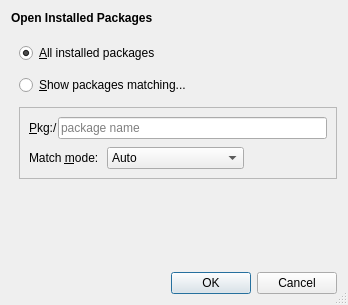
The window that src/open-pkg-dialog.ui (Lithopsian/qt6dirstat) describes before a commit, drawn with Qt 5.
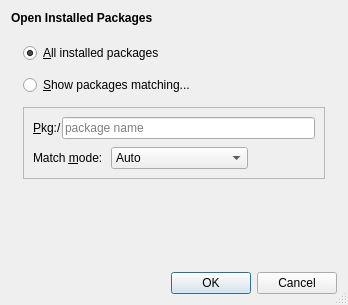
The same window after the commit.

```diff
--- a/src/open-pkg-dialog.ui
+++ b/src/open-pkg-dialog.ui
@@ -35,17 +35,17 @@
      <property name="spacing">
       <number>12</number>
      </property>
-     <property name="sizeConstraint">
-      <enum>QLayout::SetFixedSize</enum>
-     </property>
      <property name="leftMargin">
-      <number>8</number>
+      <number>12</number>
      </property>
      <property name="topMargin">
       <number>12</number>
      </property>
+     <property name="rightMargin">
+      <number>12</number>
+     </property>
      <property name="bottomMargin">
-      <number>16</number>
+      <number>12</number>
      </property>
      <item>
       <spacer name="verticalSpacer_2">
```
